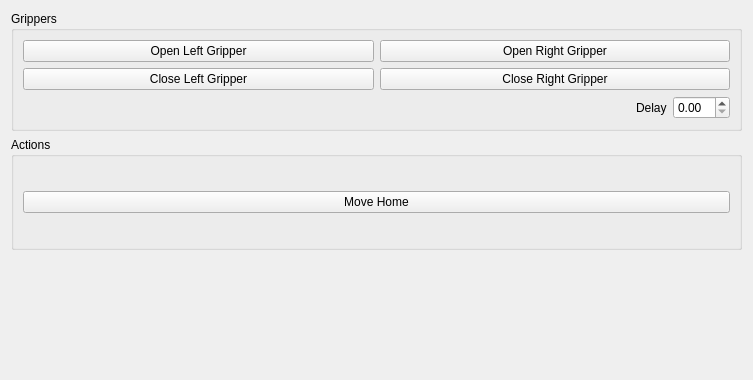
Before: the Qt Designer form viz_helpers/src/Dashboard.ui in malasiot/clopema_certh_ros, drawn with Qt 5.
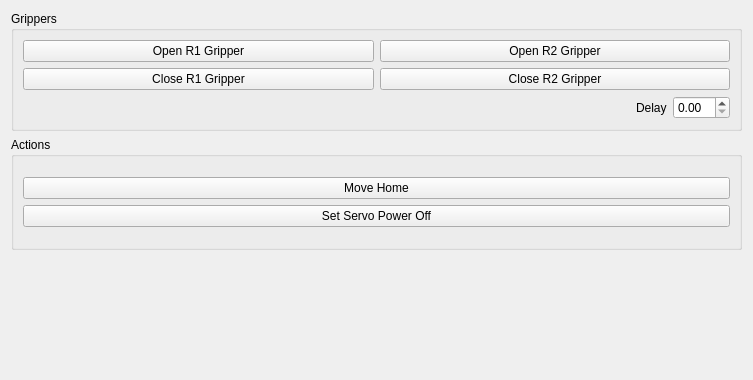
After: the same form once the commit is applied.

Commit message: set servo power off added to dashboard

Patch:
```diff
--- a/viz_helpers/src/Dashboard.ui
+++ b/viz_helpers/src/Dashboard.ui
@@ -22,31 +22,31 @@
      <layout class="QVBoxLayout" name="verticalLayout">
       <item>
        <layout class="QGridLayout" name="gridLayout">
-        <item row="2" column="1">
+        <item row="4" column="1">
+         <widget class="QPushButton" name="closeLeftGripperButton">
+          <property name="text">
+           <string>Close R2 Gripper</string>
+          </property>
+         </widget>
+        </item>
+        <item row="4" column="0">
          <widget class="QPushButton" name="closeRightGripperButton">
           <property name="text">
-           <string>Close Right Gripper</string>
+           <string>Close R1 Gripper</string>
           </property>
          </widget>
         </item>
         <item row="0" column="1">
-         <widget class="QPushButton" name="openRightGripperButton">
-          <property name="text">
-           <string>Open Right Gripper</string>
-          </property>
-         </widget>
-        </item>
-        <item row="0" column="0">
          <widget class="QPushButton" name="openLeftGripperButton">
           <property name="text">
-           <string>Open Left Gripper</string>
+           <string>Open R2 Gripper</string>
           </property>
          </widget>
         </item>
-        <item row="2" column="0">
-         <widget class="QPushButton" name="closeLeftGripperButton">
+        <item row="0" column="0">
+         <widget class="QPushButton" name="openRightGripperButton">
           <property name="text">
-           <string>Close Left Gripper</string>
+           <string>Open R1 Gripper</string>
           </property>
          </widget>
         </item>
@@ -97,6 +97,13 @@
           </property>
          </widget>
         </item>
+        <item row="1" column="0">
+         <widget class="QPushButton" name="pushButton_2">
+          <property name="text">
+           <string>Set Servo Power Off</string>
+          </property>
+         </widget>
+        </item>
        </layout>
       </item>
      </layout>
```
Left out of the diff: 35 changed lines with no effect on the pictures. The commit also changes 2 other files.
